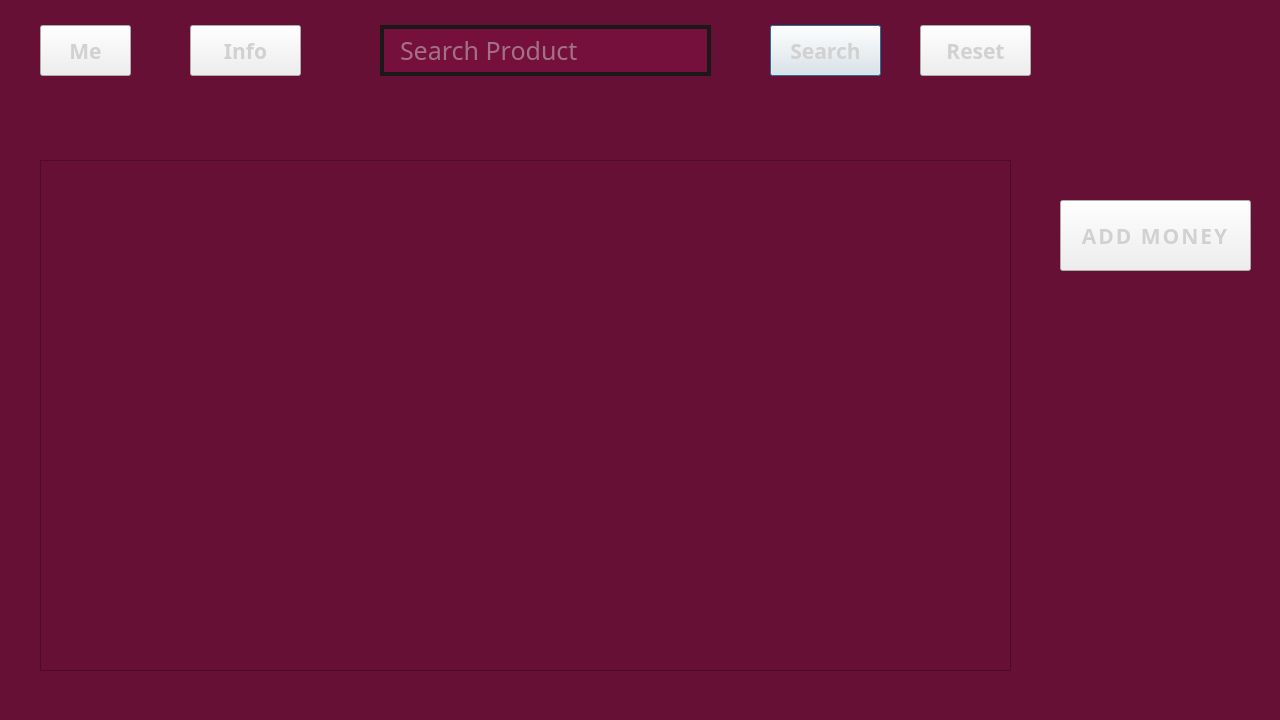
vince-exe/SweetsStore, file SweetsStore/customer_menu_dialog.ui: the form before one commit.
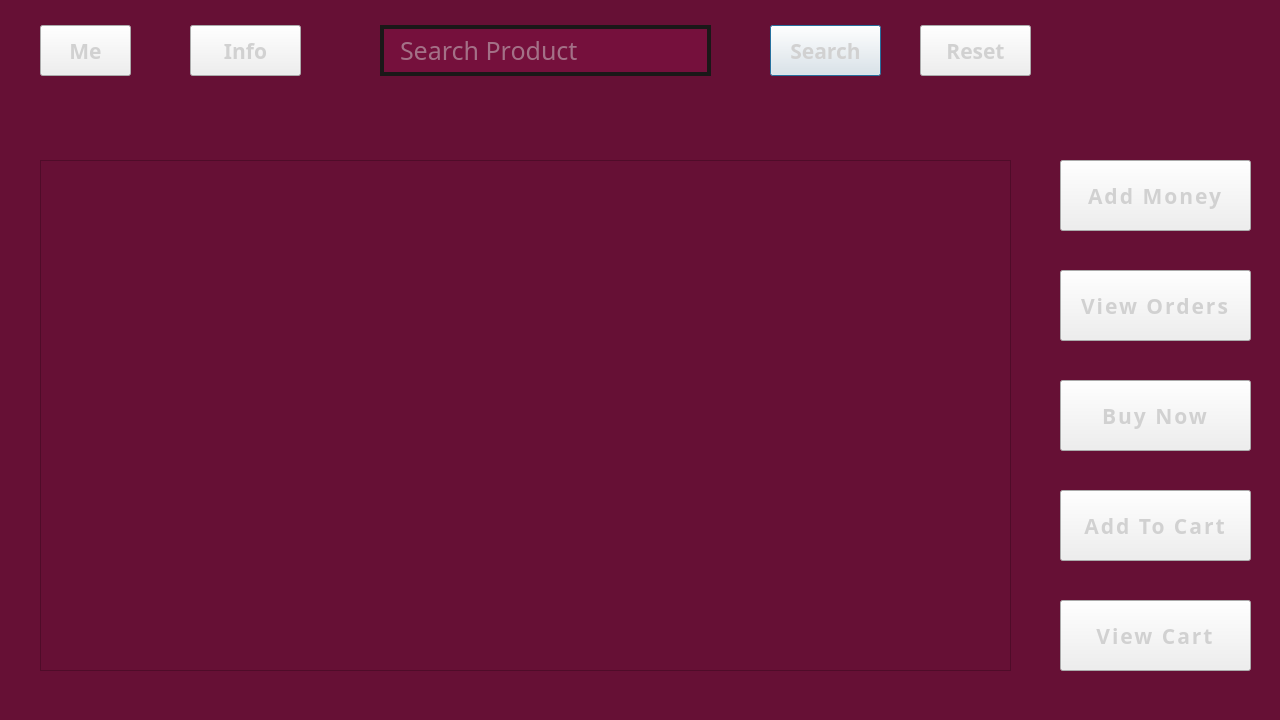
The form after the commit.

What changed in the file:
```diff
--- a/SweetsStore/customer_menu_dialog.ui
+++ b/SweetsStore/customer_menu_dialog.ui
@@ -53,7 +53,7 @@
    <property name="geometry">
     <rect>
      <x>1060</x>
-     <y>200</y>
+     <y>160</y>
      <width>191</width>
      <height>71</height>
     </rect>
@@ -78,7 +78,7 @@
 }</string>
    </property>
    <property name="text">
-    <string>ADD MONEY</string>
+    <string>Add Money</string>
    </property>
   </widget>
   <widget class="QPushButton" name="resetBtn">
@@ -312,6 +312,134 @@
     <string>Info</string>
    </property>
   </widget>
+  <widget class="QPushButton" name="viewOrdersBtn">
+   <property name="geometry">
+    <rect>
+     <x>1060</x>
+     <y>270</y>
+     <width>191</width>
+     <height>71</height>
+    </rect>
+   </property>
+   <property name="font">
+    <font>
+     <family>HP Simplified Jpan</family>
+     <pointsize>16</pointsize>
+     <bold>true</bold>
+    </font>
+   </property>
+   <property name="styleSheet">
+    <string notr="true">QPushButton {
+background: '#75103c';
+color: rgb(209, 209, 209);
+border: 4px solid '#1a1818';
+letter-spacing: 2px;
+}
+
+QPushButton::hover {
+background-color: rgb(84, 13, 43);
+}</string>
+   </property>
+   <property name="text">
+    <string>View Orders</string>
+   </property>
+  </widget>
+  <widget class="QPushButton" name="buyNowBtn">
+   <property name="geometry">
+    <rect>
+     <x>1060</x>
+     <y>380</y>
+     <width>191</width>
+     <height>71</height>
+    </rect>
+   </property>
+   <property name="font">
+    <font>
+     <family>HP Simplified Jpan</family>
+     <pointsize>16</pointsize>
+     <bold>true</bold>
+    </font>
+   </property>
+   <property name="styleSheet">
+    <string notr="true">QPushButton {
+background: '#75103c';
+color: rgb(209, 209, 209);
+border: 4px solid '#1a1818';
+letter-spacing: 2px;
+}
+
+QPushButton::hover {
+background-color: rgb(84, 13, 43);
+}</string>
+   </property>
+   <property name="text">
+    <string>Buy Now</string>
+   </property>
+  </widget>
+  <widget class="QPushButton" name="addCartBtn">
+   <property name="geometry">
+    <rect>
+     <x>1060</x>
+     <y>490</y>
+     <width>191</width>
+     <height>71</height>
+    </rect>
+   </property>
+   <property name="font">
+    <font>
+     <family>HP Simplified Jpan</family>
+     <pointsize>16</pointsize>
+     <bold>true</bold>
+    </font>
+   </property>
+   <property name="styleSheet">
+    <string notr="true">QPushButton {
+background: '#75103c';
+color: rgb(209, 209, 209);
+border: 4px solid '#1a1818';
+letter-spacing: 2px;
+}
+
+QPushButton::hover {
+background-color: rgb(84, 13, 43);
+}</string>
+   </property>
+   <property name="text">
+    <string>Add To Cart</string>
+   </property>
+  </widget>
+  <widget class="QPushButton" name="addMoneyBtn_2">
+   <property name="geometry">
+    <rect>
+     <x>1060</x>
+     <y>600</y>
+     <width>191</width>
+     <height>71</height>
+    </rect>
+   </property>
+   <property name="font">
+    <font>
+     <family>HP Simplified Jpan</family>
+     <pointsize>16</pointsize>
+     <bold>true</bold>
+    </font>
+   </property>
+   <property name="styleSheet">
+    <string notr="true">QPushButton {
+background: '#75103c';
+color: rgb(209, 209, 209);
+border: 4px solid '#1a1818';
+letter-spacing: 2px;
+}
+
+QPushButton::hover {
+background-color: rgb(84, 13, 43);
+}</string>
+   </property>
+   <property name="text">
+    <string>View Cart</string>
+   </property>
+  </widget>
  </widget>
  <resources/>
  <connections/>
```
Left out of the diff: 2 changed lines with no effect on the pictures.
